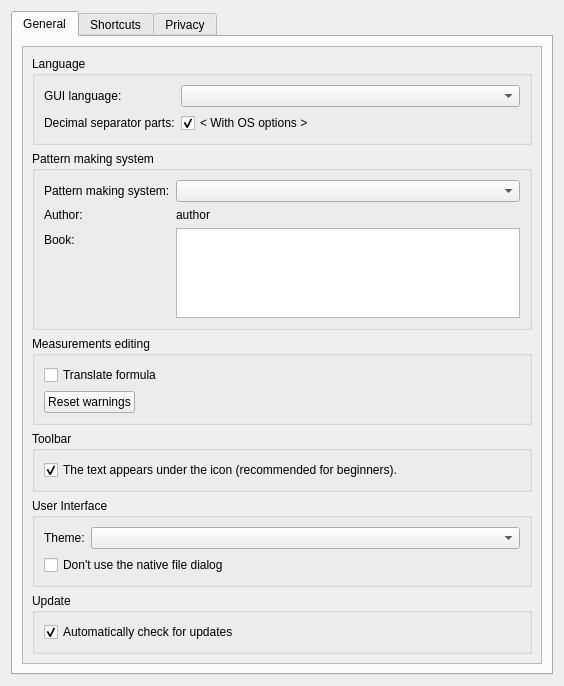
Above: src/app/tape/dialogs/configpages/tapepreferencesconfigurationpage.ui from dismine/valentina before the change. Below: the same form after it.
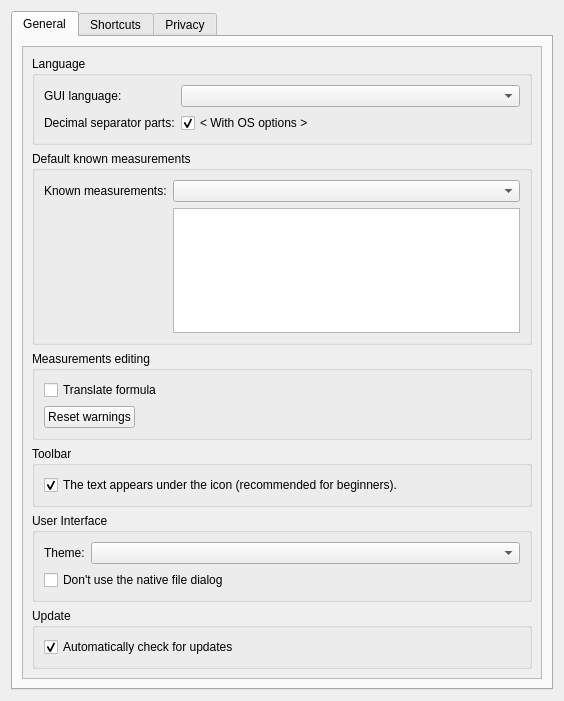
That is the form after the change.

Commit message: Remove measurement translations.

Diff of the .ui file:
```diff
--- a/src/app/tape/dialogs/configpages/tapepreferencesconfigurationpage.ui
+++ b/src/app/tape/dialogs/configpages/tapepreferencesconfigurationpage.ui
@@ -7,7 +7,7 @@
     <x>0</x>
     <y>0</y>
     <width>564</width>
-    <height>686</height>
+    <height>701</height>
    </rect>
   </property>
   <property name="windowTitle">
@@ -34,8 +34,8 @@
            <rect>
             <x>0</x>
             <y>0</y>
-            <width>508</width>
-            <height>646</height>
+            <width>522</width>
+            <height>632</height>
            </rect>
           </property>
           <layout class="QVBoxLayout" name="verticalLayout_2">
@@ -81,45 +81,21 @@
            <item>
             <widget class="QGroupBox" name="groupBox_3">
              <property name="title">
-              <string>Pattern making system</string>
+              <string>Default known measurements</string>
              </property>
              <layout class="QFormLayout" name="formLayout_2">
-              <property name="fieldGrowthPolicy">
-               <enum>QFormLayout::AllNonFixedFieldsGrow</enum>
-              </property>
               <item row="0" column="0">
                <widget class="QLabel" name="label_6">
                 <property name="text">
-                 <string>Pattern making system:</string>
+                 <string>Known measurements:</string>
                 </property>
                </widget>
               </item>
               <item row="0" column="1">
-               <widget class="QComboBox" name="systemCombo"/>
-              </item>
-              <item row="1" column="0">
-               <widget class="QLabel" name="label_7">
-                <property name="text">
-                 <string>Author:</string>
-                </property>
-               </widget>
+               <widget class="QComboBox" name="comboBoxKnownMeasurements"/>
               </item>
               <item row="1" column="1">
-               <widget class="QLabel" name="systemAuthorValueLabel">
-                <property name="text">
-                 <string notr="true">author</string>
-                </property>
-               </widget>
-              </item>
-              <item row="2" column="0">
-               <widget class="QLabel" name="label_9">
-                <property name="text">
-                 <string>Book:</string>
-                </property>
-               </widget>
-              </item>
-              <item row="2" column="1">
-               <widget class="QPlainTextEdit" name="systemBookValueLabel">
+               <widget class="QPlainTextEdit" name="knownMeasurementsDescription">
                 <property name="sizePolicy">
                  <sizepolicy hsizetype="Expanding" vsizetype="Preferred">
                   <horstretch>0</horstretch>
```
The commit also changes 1131 other files.
